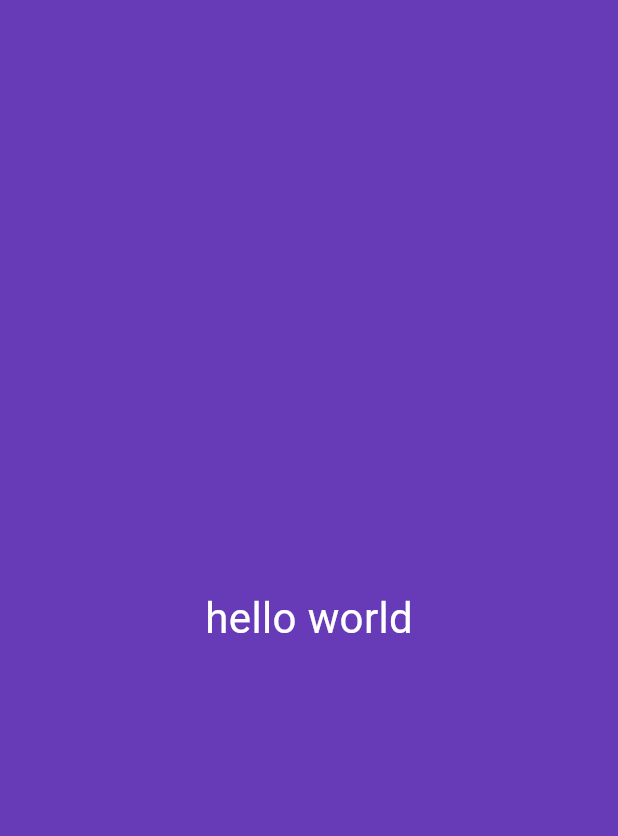
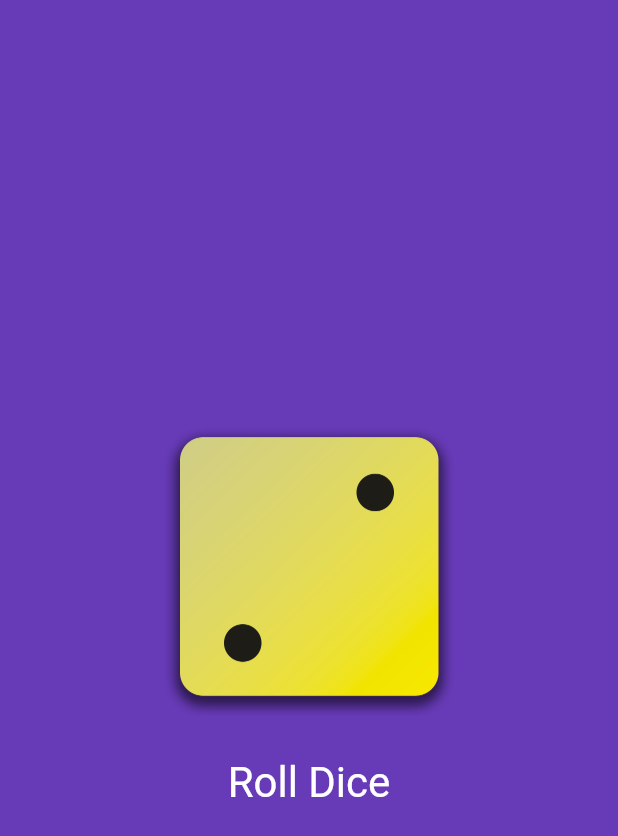
Before and after one commit to sakibahammed/Learning-app-building, a Flutter app: the screen it shows after launch, on a phone screen of 412 x 824 dp. Shown: the top 836 px of the screen. Run offline on Flutter 3.47's test engine with Material 3 defaults, Android fonts, the phone set to English and light mode, and no system bars.

Commit message:
quite done

```diff
--- /dev/null
+++ b/roll_a_dice/lib/dice_roller.dart
@@ -0,0 +1,42 @@
+import 'package:flutter/material.dart';
+import 'dart:math';
+
+class DiceRoller extends StatefulWidget {
+  const DiceRoller({super.key});
+
+  @override
+  State<DiceRoller> createState() {
+    return _DiceRollerState();
+  } // it returns a state
+}
+
+class _DiceRollerState extends State<DiceRoller> {
+  var activeDiceImage = 'assets/images/dice-2.png';
+  void rollDice() {
+    var diceRoll = Random().nextInt(6) + 1; // 1-6
+    setState(() {
+      activeDiceImage = 'assets/images/dice-$diceRoll.png';
+    });
+
+    print('its working');
+  }
+
+  @override
+  Widget build(context) {
+    return Column(
+      mainAxisSize: MainAxisSize.min,
+      children: [
+        Image.asset(activeDiceImage, width: 200),
+        const SizedBox(height: 20),
+        TextButton(
+          onPressed: rollDice,
+          style: TextButton.styleFrom(
+            foregroundColor: Colors.white,
+            textStyle: const TextStyle(fontSize: 28),
+          ),
+          child: const Text('Roll Dice'),
+        ),
+      ],
+    );
+  }
+} // this is a generic type
--- a/roll_a_dice/lib/gradient_containter.dart
+++ b/roll_a_dice/lib/gradient_containter.dart
@@ -1,14 +1,19 @@
 import 'package:flutter/material.dart';
-import 'package:roll_a_dice/text_style.dart';
+import 'package:roll_a_dice/dice_roller.dart';
+
+var startAlignment = Alignment.topLeft;
+final endAlignment = Alignment.bottomRight;
 
 class GradientContainer extends StatelessWidget {
-  const GradientContainer({super.key});
+  GradientContainer({super.key});
 
   @override
   Widget build(context) {
+    startAlignment = Alignment.center;
     return Container(
       decoration: BoxDecoration(color: Colors.deepPurple),
-      child: const Center(child: styleText()),
+
+      child: Center(child: DiceRoller()),
     );
   }
 }
--- a/roll_a_dice/lib/text_style.dart
+++ b/roll_a_dice/lib/text_style.dart
@@ -1,13 +1,12 @@
 import 'package:flutter/material.dart';
 
 class styleText extends StatelessWidget {
-  const styleText({super.key});
+  styleText(this.text, {super.key});
+
+  String text;
 
   @override
   Widget build(context) {
-    return const Text(
-      'hello world',
-      style: TextStyle(color: Colors.white, fontSize: 28),
-    );
+    return Text(text, style: TextStyle(color: Colors.white, fontSize: 28));
   }
 }
```
Also changed, not shown: roll_a_dice/pubspec.yaml (+8 -3 lines), roll_a_dice/assets/images/dice-1.png (added), roll_a_dice/assets/images/dice-2.png (added), roll_a_dice/assets/images/dice-3.png (added), roll_a_dice/assets/images/dice-4.png (added), roll_a_dice/assets/images/dice-5.png (added), roll_a_dice/assets/images/dice-6.png (added).
